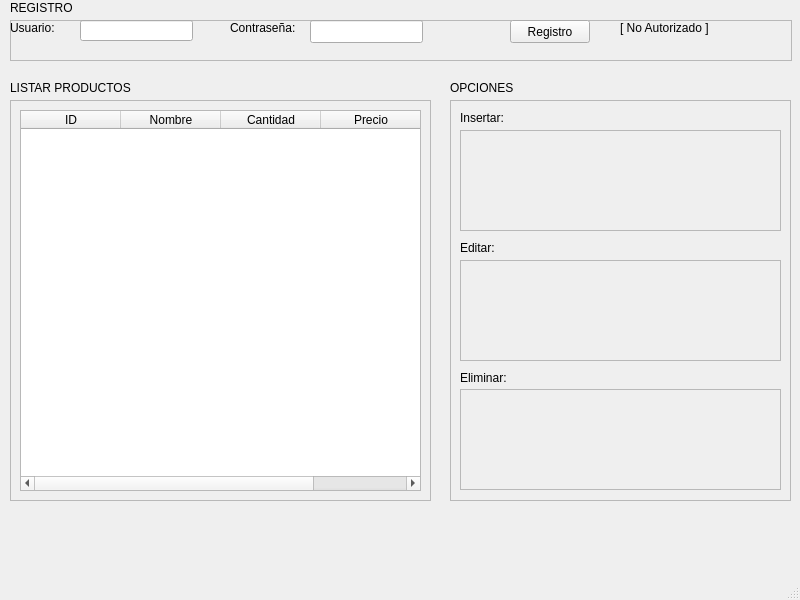
First picture: the form in interfaz_grafica.ui, repository JorgeArguello1999/Gestor_Productos, before the edit.
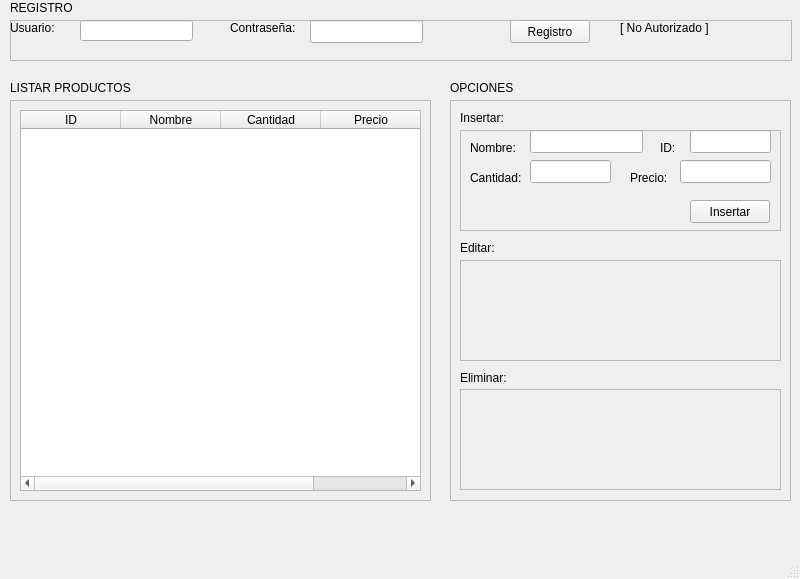
Second picture: the form after the edit.

Commit message: La funcionalidad de insertar ya esta funcionando, actualmente estoy terminando las demas funciones, quiero cambiar en LineEdit por un SpinBox en el campo de cantidad

Patch:
```diff
--- a/interfaz_grafica.ui
+++ b/interfaz_grafica.ui
@@ -7,7 +7,7 @@
     <x>0</x>
     <y>0</y>
     <width>800</width>
-    <height>600</height>
+    <height>579</height>
    </rect>
   </property>
   <property name="windowTitle">
@@ -180,7 +180,10 @@
      <string>LISTAR PRODUCTOS</string>
     </property>
    </widget>
-   <widget class="QFrame" name="frame">
+   <widget class="QFrame" name="frame_Opciones">
+    <property name="enabled">
+     <bool>true</bool>
+    </property>
     <property name="geometry">
      <rect>
       <x>450</x>
@@ -223,6 +226,124 @@
      <property name="frameShadow">
       <enum>QFrame::Raised</enum>
      </property>
+     <widget class="QLabel" name="label_9">
+      <property name="geometry">
+       <rect>
+        <x>10</x>
+        <y>10</y>
+        <width>57</width>
+        <height>15</height>
+       </rect>
+      </property>
+      <property name="text">
+       <string>Nombre:</string>
+      </property>
+     </widget>
+     <widget class="QLineEdit" name="nombre_insertar">
+      <property name="geometry">
+       <rect>
+        <x>70</x>
+        <y>0</y>
+        <width>113</width>
+        <height>23</height>
+       </rect>
+      </property>
+     </widget>
+     <widget class="QLabel" name="label_10">
+      <property name="geometry">
+       <rect>
+        <x>200</x>
+        <y>10</y>
+        <width>57</width>
+        <height>15</height>
+       </rect>
+      </property>
+      <property name="text">
+       <string>ID:</string>
+      </property>
+     </widget>
+     <widget class="QLineEdit" name="id_insertar">
+      <property name="geometry">
+       <rect>
+        <x>230</x>
+        <y>0</y>
+        <width>81</width>
+        <height>23</height>
+       </rect>
+      </property>
+     </widget>
+     <widget class="QLabel" name="label_11">
+      <property name="geometry">
+       <rect>
+        <x>10</x>
+        <y>40</y>
+        <width>57</width>
+        <height>15</height>
+       </rect>
+      </property>
+      <property name="text">
+       <string>Cantidad:</string>
+      </property>
+     </widget>
+     <widget class="QLineEdit" name="cantidad_insertar">
+      <property name="geometry">
+       <rect>
+        <x>70</x>
+        <y>30</y>
+        <width>81</width>
+        <height>23</height>
+       </rect>
+      </property>
+     </widget>
+     <widget class="QLabel" name="label_12">
+      <property name="geometry">
+       <rect>
+        <x>170</x>
+        <y>40</y>
+        <width>57</width>
+        <height>15</height>
+       </rect>
+      </property>
+      <property name="text">
+       <string>Precio:</string>
+      </property>
+     </widget>
+     <widget class="QLineEdit" name="precio_insertar">
+      <property name="geometry">
+       <rect>
+        <x>220</x>
+        <y>30</y>
+        <width>91</width>
+        <height>23</height>
+       </rect>
+      </property>
+     </widget>
+     <widget class="QPushButton" name="boton_insertar">
+      <property name="geometry">
+       <rect>
+        <x>230</x>
+        <y>70</y>
+        <width>80</width>
+        <height>23</height>
+       </rect>
+      </property>
+      <property name="text">
+       <string>Insertar</string>
+      </property>
+     </widget>
+     <widget class="QLabel" name="mensaje_insertar">
+      <property name="geometry">
+       <rect>
+        <x>16</x>
+        <y>80</y>
+        <width>201</width>
+        <height>20</height>
+       </rect>
+      </property>
+      <property name="text">
+       <string/>
+      </property>
+     </widget>
     </widget>
     <widget class="QFrame" name="frame_4">
      <property name="geometry">
```
Left out of the diff: 4 changed lines with no effect on the pictures. The commit also changes 2 other files.
